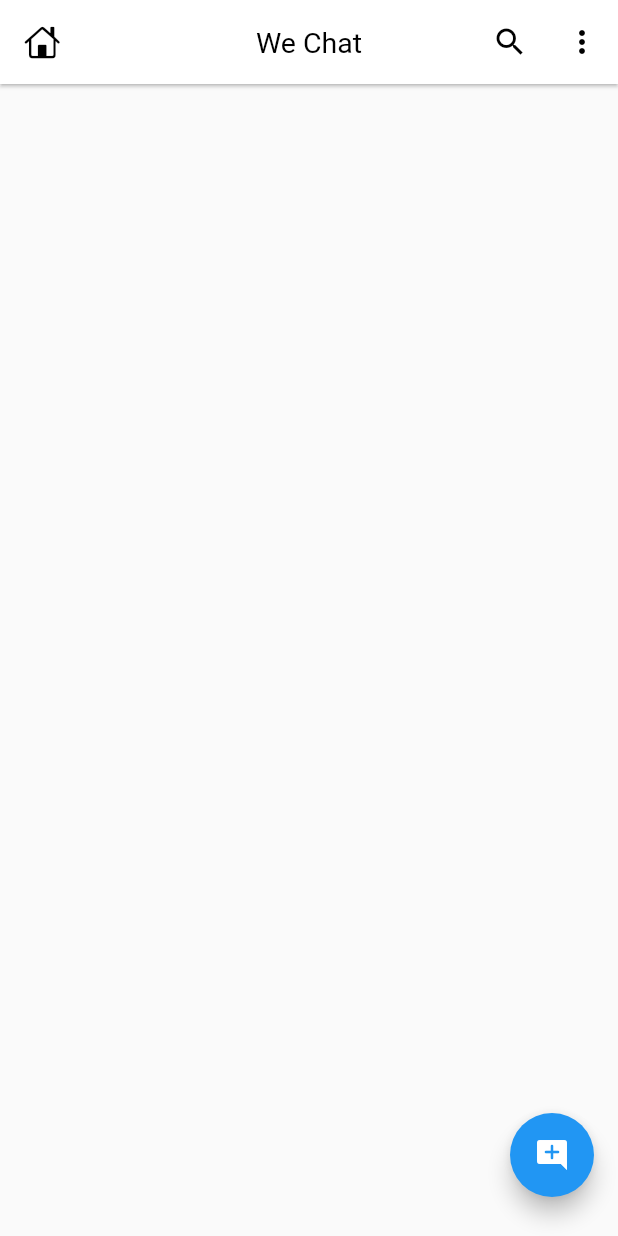
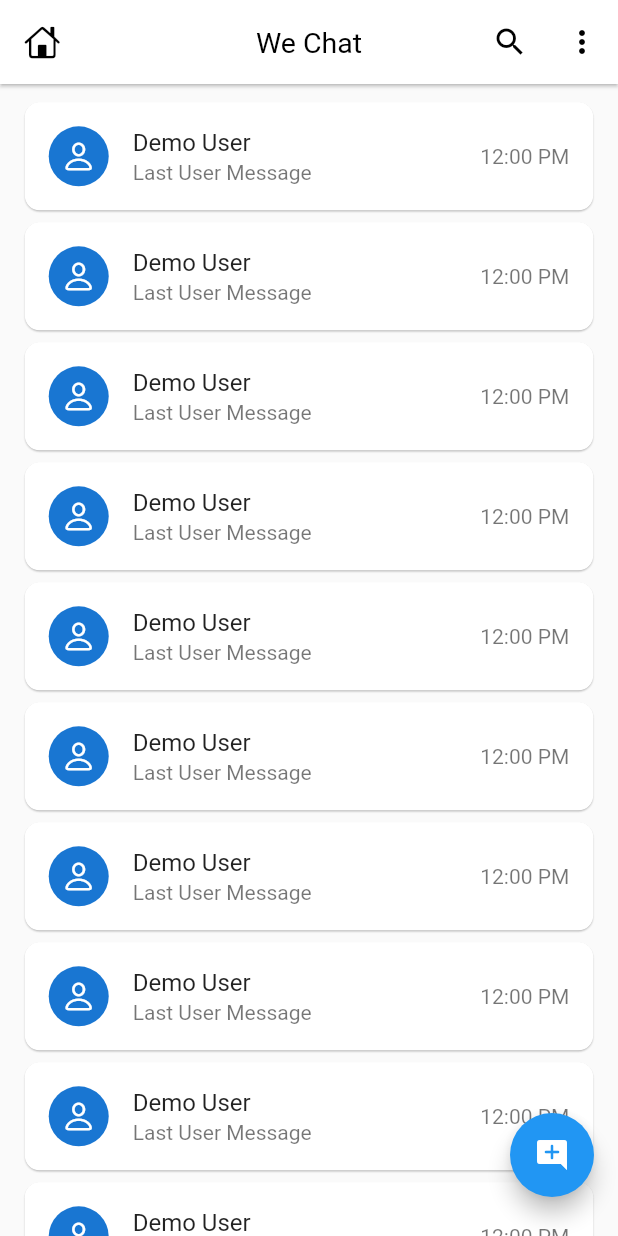
Before and after one commit to ArpitSahu01/we_chat_app, a Flutter app: the HomeScreen screen opened directly, on a phone screen of 412 x 824 dp. Run offline on Flutter 3.47's test engine with Material 2 defaults, Android fonts, the phone set to English and light mode, and no system bars; our stand-ins replace firebase_auth, firebase_core, google_sign_in; accounts and stored records are empty.

Commit message:
done with creating chat user card

```diff
--- a/lib/screens/home_screen.dart
+++ b/lib/screens/home_screen.dart
@@ -1,7 +1,8 @@
 import 'package:flutter/cupertino.dart';
 import 'package:flutter/material.dart';
-import 'package:firebase_auth/firebase_auth.dart';
 import 'package:google_sign_in/google_sign_in.dart';
+import 'package:we_chat/main.dart';
+import 'package:we_chat/widgets/chat_user_card.dart';
 
 import '../api/apis.dart';
 
@@ -36,6 +37,14 @@ class _HomeScreenState extends State<HomeScreen> {
           child: const Icon(Icons.add_comment_rounded),
         ),
       ),
+
+      body: ListView.builder(
+          itemCount: 16,
+          padding: EdgeInsets.only(top: mq.height * 0.01),
+          physics: const BouncingScrollPhysics(),
+          itemBuilder: (context, item) {
+            return const ChatUserCard();
+          }),
     );
   }
 }
--- a/lib/widgets/chat_user_card.dart
+++ b/lib/widgets/chat_user_card.dart
@@ -0,0 +1,43 @@
+import "package:flutter/cupertino.dart";
+import "package:flutter/material.dart";
+import "package:we_chat/main.dart";
+
+class ChatUserCard extends StatefulWidget {
+  const ChatUserCard({super.key});
+
+  @override
+  State<ChatUserCard> createState() => _ChatUserCardState();
+}
+
+class _ChatUserCardState extends State<ChatUserCard> {
+  @override
+  Widget build(BuildContext context) {
+    return Card(
+      margin: EdgeInsets.symmetric(horizontal: mq.width * 0.04, vertical: 4),
+      shape: RoundedRectangleBorder(borderRadius: BorderRadius.circular(10)),
+      elevation: 0.5,
+      child: InkWell(
+        onTap: () {},
+        child: const ListTile(
+          // user profile picture
+          leading: CircleAvatar(child: Icon(CupertinoIcons.person)),
+
+          // user name
+          title: Text("Demo User"),
+
+          // user message
+          subtitle: Text(
+            "Last User Message",
+            maxLines: 1,
+          ),
+
+          // user message time
+          trailing: Text(
+            "12:00 PM",
+            style: TextStyle(color: Colors.black54),
+          ),
+        ),
+      ),
+    );
+  }
+}
```
